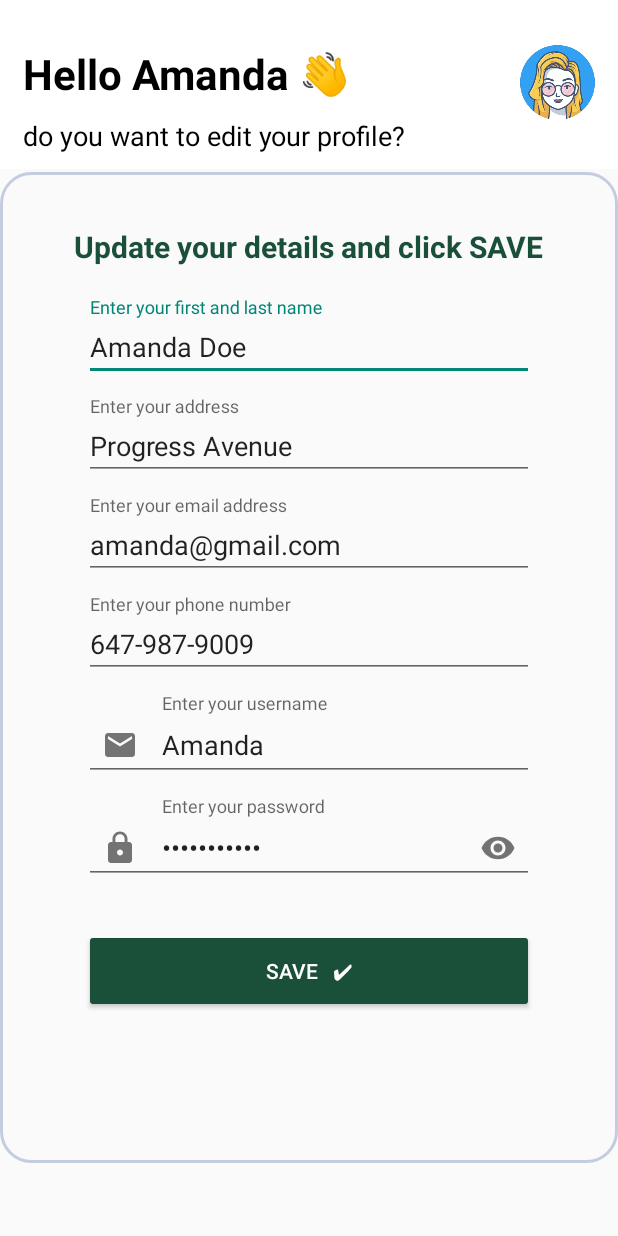
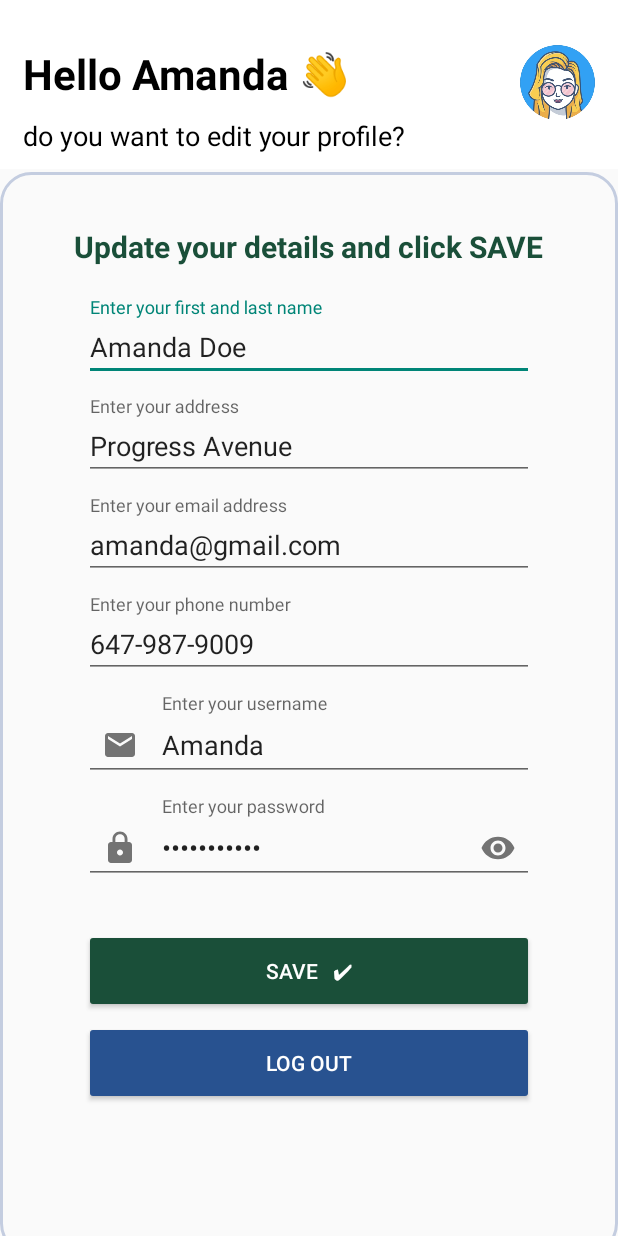
Before and after one commit to adry9204/RallyApp, an Android app: the UserActivity screen opened directly, with no data from a screen before it, on a phone screen of 412 x 824 dp. Run offline under Robolectric (Android 15) with nearby library versions, the phone set to English and light mode, and no system bars.

Commit message:
Address and Phone Number fields removed from Sign Up Screen. Log Out button added to User Screen, redirecting to Log In

```diff
--- a/app/src/main/java/com/example/rallyapp/UserActivity.kt
+++ b/app/src/main/java/com/example/rallyapp/UserActivity.kt
@@ -30,6 +30,12 @@ class UserActivity : AppCompatActivity() {
             var intent = Intent(this, HomeActivity::class.java)
             startActivity(intent)
         }
+
+        binding.logOutButton.setOnClickListener(){
+            var intent = Intent(this, LoginActivity::class.java)
+            startActivity(intent)
+        }
+
     }
 
     fun goToUserActivity(v: View) {
--- a/app/src/main/res/layout/activity_user.xml
+++ b/app/src/main/res/layout/activity_user.xml
@@ -148,6 +148,14 @@
             android:text="Save   ✔"
             android:backgroundTint="@color/green"
             android:textColor="@color/white"/>
+        <Button
+            android:layout_width="300dp"
+            android:layout_height="56dp"
+            android:id="@+id/log_out_button"
+            android:layout_marginTop="5dp"
+            android:text="Log Out"
+            android:backgroundTint="@color/blue"
+            android:textColor="@color/white"/>
 
     </LinearLayout>
 
```
Also changed, not shown: app/src/main/res/layout/activity_sing_up.xml (+0 -32 lines).
